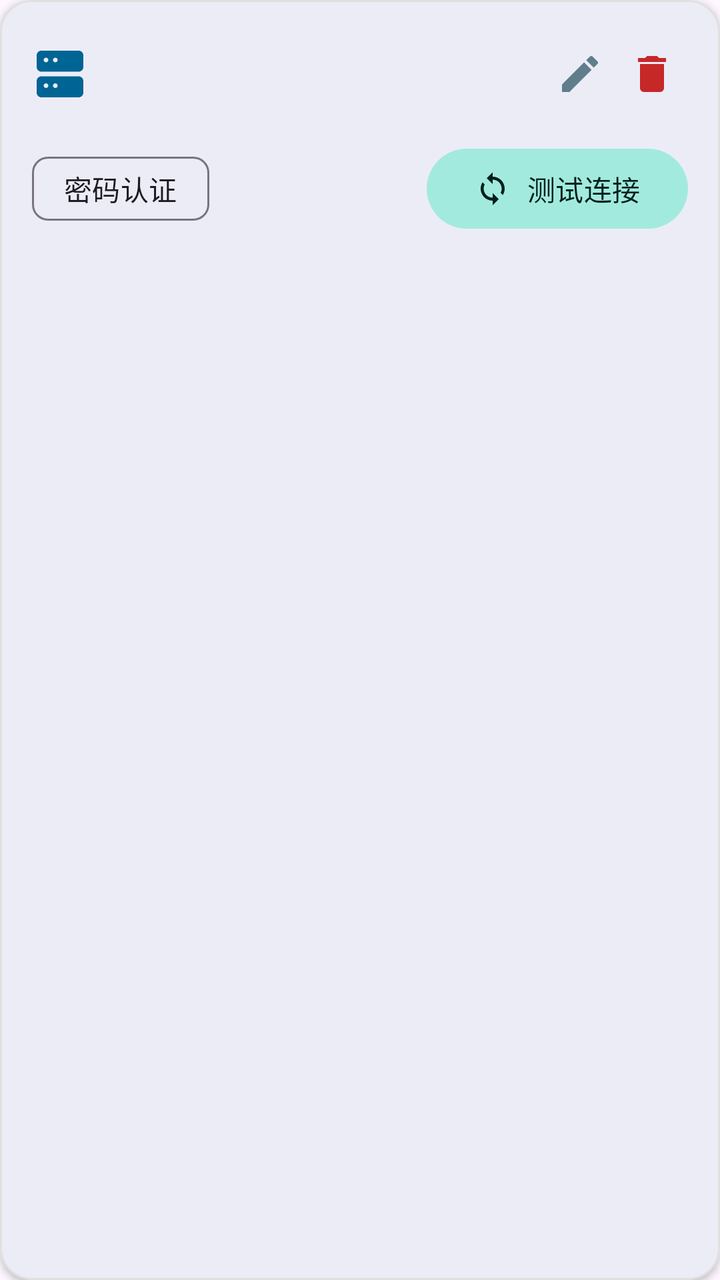
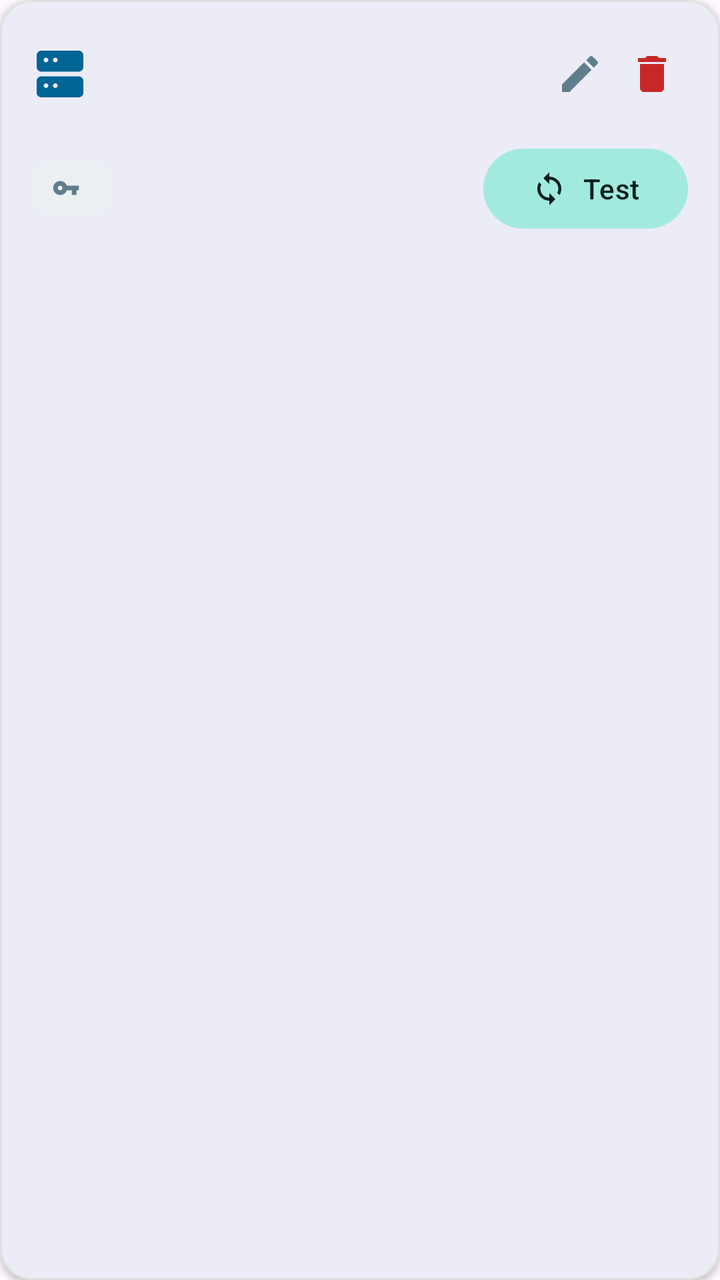

Two renders of the same Android screen: before a commit and after it. Below are the layout's source before the change and the commit's diff.
<!-- AndroidManifest.xml: application theme Theme.SSHRemoteExec -->
<!-- res/layout/item_server.xml -->
<?xml version="1.0" encoding="utf-8"?>
<com.google.android.material.card.MaterialCardView xmlns:android="http://schemas.android.com/apk/res/android"
    xmlns:app="http://schemas.android.com/apk/res-auto"
    android:layout_width="match_parent"
    android:layout_height="wrap_content"
    android:layout_marginHorizontal="8dp"
    android:layout_marginVertical="6dp"
    app:cardCornerRadius="16dp"
    app:cardElevation="2dp"
    app:strokeWidth="1dp"
    app:strokeColor="@color/divider">

    <LinearLayout
        android:layout_width="match_parent"
        android:layout_height="wrap_content"
        android:orientation="vertical"
        android:padding="16dp">

        <LinearLayout
            android:layout_width="match_parent"
            android:layout_height="wrap_content"
            android:gravity="center_vertical"
            android:orientation="horizontal">

            <ImageView
                android:layout_width="28dp"
                android:layout_height="28dp"
                android:src="@drawable/ic_server"
                app:tint="?attr/colorPrimary" />

            <LinearLayout
                android:layout_width="0dp"
                android:layout_height="wrap_content"
                android:layout_marginStart="12dp"
                android:layout_weight="1"
                android:orientation="vertical">

                <TextView
                    android:id="@+id/tv_server_name"
                    android:layout_width="wrap_content"
                    android:layout_height="wrap_content"
                    android:textColor="@color/text_primary"
                    android:textSize="17sp"
                    android:textStyle="bold" />

                <TextView
                    android:id="@+id/tv_server_endpoint"
                    android:layout_width="wrap_content"
                    android:layout_height="wrap_content"
                    android:layout_marginTop="2dp"
                    android:textColor="@color/text_secondary"
                    android:textSize="13sp" />
            </LinearLayout>

            <ImageButton
                android:id="@+id/btn_edit_server"
                android:layout_width="36dp"
                android:layout_height="36dp"
                android:background="?attr/selectableItemBackgroundBorderless"
                android:contentDescription="@string/action_edit"
                android:src="@drawable/ic_edit"
                app:tint="@color/text_secondary" />

            <ImageButton
                android:id="@+id/btn_delete_server"
                android:layout_width="36dp"
                android:layout_height="36dp"
                android:background="?attr/selectableItemBackgroundBorderless"
                android:contentDescription="@string/action_delete"
                android:src="@drawable/ic_delete"
                app:tint="@color/status_error" />
        </LinearLayout>

        <LinearLayout
            android:layout_width="match_parent"
            android:layout_height="wrap_content"
            android:layout_marginTop="12dp"
            android:gravity="center_vertical"
            android:orientation="horizontal">

            <com.google.android.material.chip.Chip
                android:id="@+id/chip_auth_type"
                style="@style/Widget.Material3.Chip.Assist"
                android:layout_width="wrap_content"
                android:layout_height="wrap_content"
                android:text="@string/auth_password" />

            <View
                android:layout_width="0dp"
                android:layout_height="1dp"
                android:layout_weight="1" />

            <com.google.android.material.button.MaterialButton
                android:id="@+id/btn_test_connection"
                style="@style/Widget.Material3.Button.TonalButton"
                android:layout_width="wrap_content"
                android:layout_height="wrap_content"
                android:text="@string/btn_test_connection"
                app:icon="@drawable/ic_sync" />
        </LinearLayout>

    </LinearLayout>
</com.google.android.material.card.MaterialCardView>
<!-- resources referenced by this layout -->
<resources>
  <color name="divider">#E0E0E0</color>
  <color name="status_error">#C62828</color>
  <color name="text_primary">#1C1B1F</color>
  <color name="text_secondary">#607D8B</color>
  <!-- drawable ic_delete (drawable) -->
  <vector xmlns:android="http://schemas.android.com/apk/res/android"
      android:width="24dp"
      android:height="24dp"
      android:viewportWidth="24"
      android:viewportHeight="24">
    <path
        android:fillColor="#FF000000"
        android:pathData="M6,19c0,1.1 0.9,2 2,2h8c1.1,0 2,-0.9 2,-2V7H6v12zM19,4h-3.5l-1,-1h-5l-1,1H5v2h14V4z"/>
  </vector>
  <!-- drawable ic_edit (drawable) -->
  <vector xmlns:android="http://schemas.android.com/apk/res/android"
      android:width="24dp"
      android:height="24dp"
      android:viewportWidth="24"
      android:viewportHeight="24">
    <path
        android:fillColor="#FF000000"
        android:pathData="M3,17.25V21h3.75L17.81,9.94l-3.75,-3.75L3,17.25zM20.71,7.04c0.39,-0.39 0.39,-1.02 0,-1.41l-2.34,-2.34c-0.39,-0.39 -1.02,-0.39 -1.41,0l-1.83,1.83 3.75,3.75 1.83,-1.83z"/>
  </vector>
  <!-- drawable ic_server (drawable) -->
  <vector xmlns:android="http://schemas.android.com/apk/res/android"
      android:width="24dp"
      android:height="24dp"
      android:viewportWidth="24"
      android:viewportHeight="24">
    <path
        android:fillColor="#FF000000"
        android:pathData="M4,2h16c1.1,0 2,0.9 2,2v5c0,1.1 -0.9,2 -2,2H4c-1.1,0 -2,-0.9 -2,-2V4c0,-1.1 0.9,-2 2,-2zm0,11h16c1.1,0 2,0.9 2,2v5c0,1.1 -0.9,2 -2,2H4c-1.1,0 -2,-0.9 -2,-2v-5c0,-1.1 0.9,-2 2,-2zm2,-8c-0.55,0 -1,0.45 -1,1s0.45,1 1,1 1,-0.45 1,-1 -0.45,-1 -1,-1zm0,11c-0.55,0 -1,0.45 -1,1s0.45,1 1,1 1,-0.45 1,-1 -0.45,-1 -1,-1zm4,-11c-0.55,0 -1,0.45 -1,1s0.45,1 1,1 1,-0.45 1,-1 -0.45,-1 -1,-1zm0,11c-0.55,0 -1,0.45 -1,1s0.45,1 1,1 1,-0.45 1,-1 -0.45,-1 -1,-1z"/>
  </vector>
  <!-- drawable ic_sync (drawable) -->
  <vector xmlns:android="http://schemas.android.com/apk/res/android"
      android:width="24dp"
      android:height="24dp"
      android:viewportWidth="24"
      android:viewportHeight="24">
    <path
        android:fillColor="#FF000000"
        android:pathData="M12,4V1L8,5l4,4V6c3.31,0 6,2.69 6,6 0,1.01 -0.25,1.97 -0.7,2.8l1.46,1.46C19.54,15.03 20,13.57 20,12c0,-4.42 -3.58,-8 -8,-8zm0,14c-3.31,0 -6,-2.69 -6,-6 0,-1.01 0.25,-1.97 0.7,-2.8L5.24,7.74C4.46,8.97 4,10.43 4,12c0,4.42 3.58,8 8,8v3l4,-4 -4,-4v3z"/>
  </vector>
  <string name="action_delete">删除</string>
  <string name="action_edit">编辑</string>
  <string name="auth_password">密码认证</string>
  <string name="btn_test_connection">测试连接</string>
  <color name="primary">#006494</color>
  <color name="on_primary">#FFFFFF</color>
  <color name="primary_container">#CCE5FF</color>
  <color name="on_primary_container">#001D31</color>
  <color name="secondary">#00A896</color>
  <color name="on_secondary">#FFFFFF</color>
  <color name="secondary_container">#A3EADE</color>
  <color name="on_secondary_container">#00201C</color>
  <!-- unchanged entries left out for length: 1 -->
</resources>

<!-- the commit's change to res/layout/item_server.xml (unified diff, before → after) -->
@@ -78,12 +78,33 @@
             android:gravity="center_vertical"
             android:orientation="horizontal">
 
-            <com.google.android.material.chip.Chip
-                android:id="@+id/chip_auth_type"
-                style="@style/Widget.Material3.Chip.Assist"
+            <LinearLayout
+                android:id="@+id/layout_auth_badge"
                 android:layout_width="wrap_content"
                 android:layout_height="wrap_content"
-                android:text="@string/auth_password" />
+                android:background="@drawable/bg_auth_tag"
+                android:clickable="false"
+                android:focusable="false"
+                android:gravity="center_vertical"
+                android:orientation="horizontal"
+                android:paddingHorizontal="10dp"
+                android:paddingVertical="5dp">
+
+                <ImageView
+                    android:id="@+id/iv_auth_icon"
+                    android:layout_width="14dp"
+                    android:layout_height="14dp"
+                    android:src="@drawable/ic_key"
+                    app:tint="@color/text_secondary" />
+
+                <TextView
+                    android:id="@+id/tv_auth_type"
+                    android:layout_width="wrap_content"
+                    android:layout_height="wrap_content"
+                    android:layout_marginStart="6dp"
+                    android:textColor="@color/text_secondary"
+                    android:textSize="12sp" />
+            </LinearLayout>
 
             <View
                 android:layout_width="0dp"
<!-- resource entries referenced after the edit -->
@@ -4,6 +4,13 @@
   <color name="status_error">#C62828</color>
   <color name="text_primary">#1C1B1F</color>
   <color name="text_secondary">#607D8B</color>
+  <!-- drawable bg_auth_tag (drawable) -->
+  <?xml version="1.0" encoding="utf-8"?>
+  <shape xmlns:android="http://schemas.android.com/apk/res/android"
+      android:shape="rectangle">
+      <corners android:radius="8dp" />
+      <solid android:color="@color/surface_variant" />
+  </shape>
   <!-- drawable ic_delete (drawable) -->
   <vector xmlns:android="http://schemas.android.com/apk/res/android"
       android:width="24dp"
@@ -23,6 +30,16 @@
     <path
         android:fillColor="#FF000000"
         android:pathData="M3,17.25V21h3.75L17.81,9.94l-3.75,-3.75L3,17.25zM20.71,7.04c0.39,-0.39 0.39,-1.02 0,-1.41l-2.34,-2.34c-0.39,-0.39 -1.02,-0.39 -1.41,0l-1.83,1.83 3.75,3.75 1.83,-1.83z"/>
+  </vector>
+  <!-- drawable ic_key (drawable) -->
+  <vector xmlns:android="http://schemas.android.com/apk/res/android"
+      android:width="24dp"
+      android:height="24dp"
+      android:viewportWidth="24"
+      android:viewportHeight="24">
+    <path
+        android:fillColor="#FF000000"
+        android:pathData="M12.65,10C11.83,7.67 9.61,6 7,6c-3.31,0 -6,2.69 -6,6s2.69,6 6,6c2.61,0 4.83,-1.67 5.65,-4H17v4h4v-4h2v-4H12.65zM7,14c-1.1,0 -2,-0.9 -2,-2s0.9,-2 2,-2 2,0.9 2,2 -0.9,2 -2,2z"/>
   </vector>
   <!-- drawable ic_server (drawable) -->
   <vector xmlns:android="http://schemas.android.com/apk/res/android"
@@ -44,10 +61,10 @@
         android:fillColor="#FF000000"
         android:pathData="M12,4V1L8,5l4,4V6c3.31,0 6,2.69 6,6 0,1.01 -0.25,1.97 -0.7,2.8l1.46,1.46C19.54,15.03 20,13.57 20,12c0,-4.42 -3.58,-8 -8,-8zm0,14c-3.31,0 -6,-2.69 -6,-6 0,-1.01 0.25,-1.97 0.7,-2.8L5.24,7.74C4.46,8.97 4,10.43 4,12c0,4.42 3.58,8 8,8v3l4,-4 -4,-4v3z"/>
   </vector>
-  <string name="action_delete">删除</string>
-  <string name="action_edit">编辑</string>
-  <string name="auth_password">密码认证</string>
-  <string name="btn_test_connection">测试连接</string>
+  <string name="action_delete">Delete</string>
+  <string name="action_edit">Edit</string>
+  <string name="btn_test_connection">Test</string>
+  <color name="surface_variant">#ECEFF1</color>
   <color name="primary">#006494</color>
   <color name="on_primary">#FFFFFF</color>
   <color name="primary_container">#CCE5FF</color>
